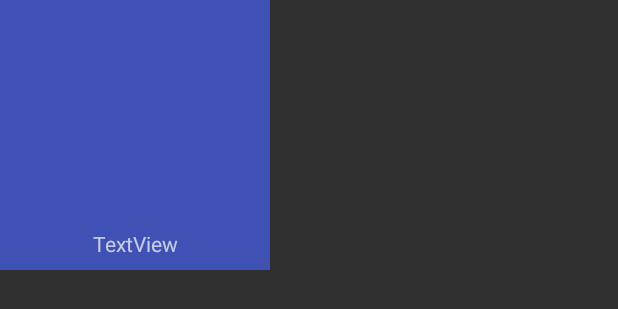
After one commit to trenton-telge/Droplet, an Android app: the layout disaster_grid_item.xml on its own in the app's theme, with its tools: preview values and no code run, on a phone screen of 412 x 824 dp. The commit adds this screen. Shown: the top 309 px of the screen. Run offline under Robolectric (Android 15) with nearby library versions, the phone set to English and light mode, and no system bars.

Commit message:
Began work on disaster grid

```diff
--- /dev/null
+++ b/app/src/main/res/layout/disaster_grid_item.xml
@@ -0,0 +1,29 @@
+<?xml version="1.0" encoding="utf-8"?>
+<android.support.constraint.ConstraintLayout xmlns:android="http://schemas.android.com/apk/res/android"
+    xmlns:app="http://schemas.android.com/apk/res-auto"
+    xmlns:tools="http://schemas.android.com/tools"
+    android:layout_width="180dp"
+    android:layout_height="180dp">
+
+    <ImageView
+        android:id="@+id/disasterImage"
+        android:layout_width="0dp"
+        android:layout_height="0dp"
+        app:layout_constraintBottom_toBottomOf="parent"
+        app:layout_constraintEnd_toEndOf="parent"
+        app:layout_constraintStart_toStartOf="parent"
+        app:layout_constraintTop_toTopOf="parent"
+        app:srcCompat="@color/colorPrimary" />
+
+    <TextView
+        android:id="@+id/disasterName"
+        android:layout_width="wrap_content"
+        android:layout_height="wrap_content"
+        android:layout_marginBottom="8dp"
+        android:layout_marginEnd="8dp"
+        android:layout_marginStart="8dp"
+        android:text="TextView"
+        app:layout_constraintBottom_toBottomOf="@+id/disasterImage"
+        app:layout_constraintEnd_toEndOf="parent"
+        app:layout_constraintStart_toStartOf="parent" />
+</android.support.constraint.ConstraintLayout>
--- a/app/src/main/res/values/colors.xml
+++ b/app/src/main/res/values/colors.xml
@@ -1,6 +1,6 @@
 <?xml version="1.0" encoding="utf-8"?>
 <resources>
-    <color name="colorPrimary">#3F51B5</color>
+    <color name="colorPrimary">#3f51b5</color>
     <color name="colorPrimaryDark">#303F9F</color>
     <color name="colorAccent">#FF4081</color>
 </resources>
```
Also changed, not shown: app/src/main/java/edu/lonestar/droplet/util/DisasterAdapter.java (added, +75 -0 lines), app/src/main/res/layout/fragment_lender_control.xml (+4 -5 lines).
